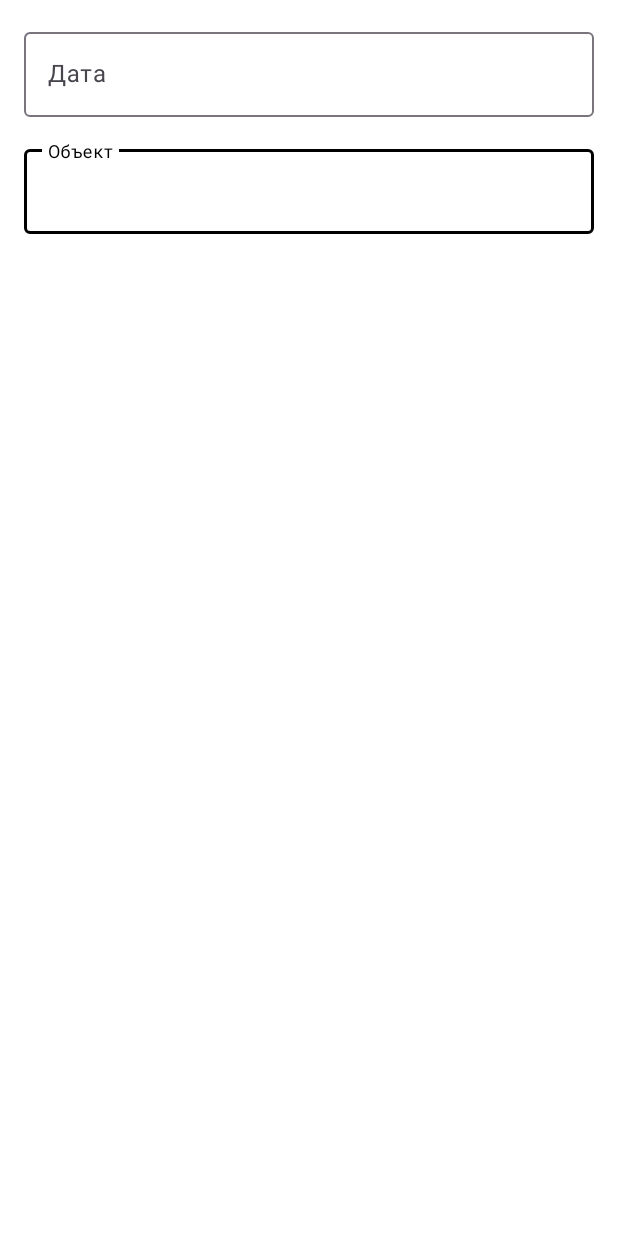
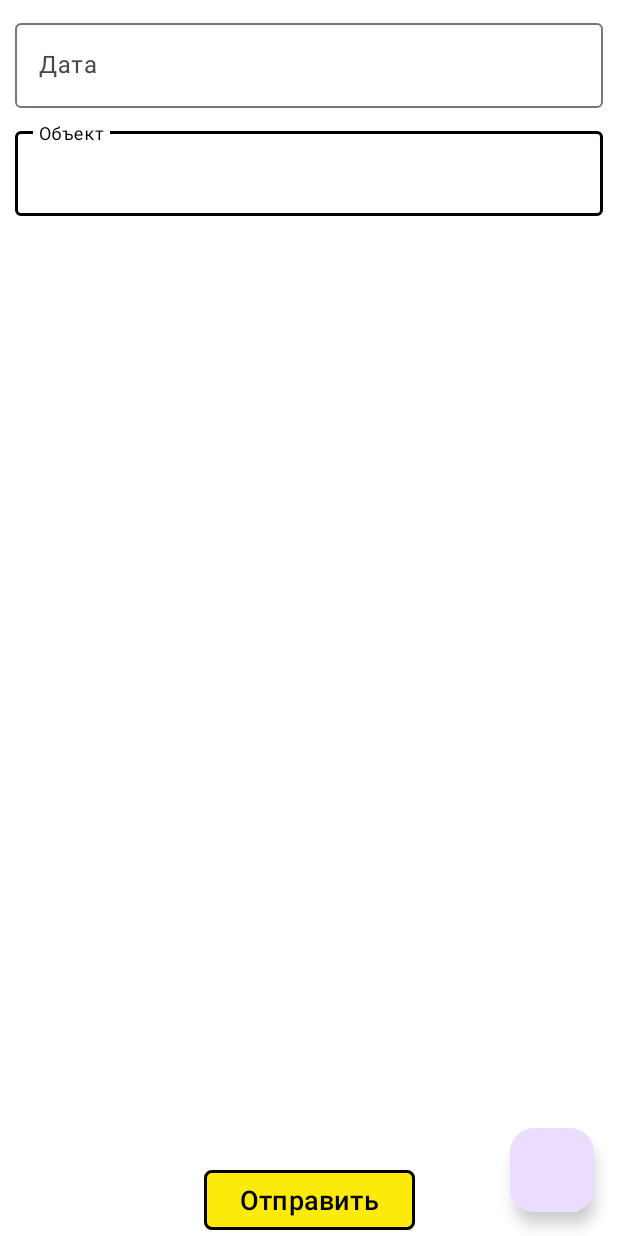
Before and after one commit to S0s0Combain/IvLineReporting, an Android app: the layout activity_input_data.xml on its own in the app's theme, with its tools: preview values and no code run, on a phone screen of 412 x 824 dp. Run offline under Robolectric (Android 15) with nearby library versions, the phone set to English and light mode, and no system bars.

Commit message:
Добавлено взаимодействие с фрагментом ввода часов (верстка, добалвение новой формы ввода)

```diff
--- a/app/src/main/res/layout/activity_input_data.xml
+++ b/app/src/main/res/layout/activity_input_data.xml
@@ -19,7 +19,7 @@
             app:layout_constraintEnd_toEndOf="parent"
             app:layout_constraintStart_toStartOf="parent"
             app:layout_constraintTop_toTopOf="parent"
-            android:layout_margin="16dp">
+            android:layout_margin="10dp">
 
             <com.google.android.material.textfield.TextInputEditText
                 android:id="@+id/dateEditText"
@@ -38,7 +38,7 @@
             app:layout_constraintEnd_toEndOf="parent"
             app:layout_constraintStart_toStartOf="parent"
             app:layout_constraintTop_toBottomOf="@+id/textInputLayout3"
-            android:layout_margin="16dp">
+            android:layout_margin="10dp">
 
             <com.google.android.material.textfield.TextInputEditText
                 android:layout_width="match_parent"
@@ -50,9 +50,25 @@
             android:id="@+id/fragmentContainer"
             android:layout_width="0dp"
             android:layout_height="0dp"
-            app:layout_constraintBottom_toBottomOf="parent"
+            app:layout_constraintBottom_toTopOf="@+id/addWorkerButton"
             app:layout_constraintEnd_toEndOf="parent"
             app:layout_constraintStart_toStartOf="parent"
             app:layout_constraintTop_toBottomOf="@+id/textInputLayout4" />
+        <com.google.android.material.floatingactionbutton.FloatingActionButton
+            android:id="@+id/addWorkerButton"
+            android:layout_width="wrap_content"
+            android:layout_height="wrap_content"
+            android:layout_margin="16dp"
+            app:layout_constraintBottom_toBottomOf="parent"
+            app:layout_constraintEnd_toEndOf="parent" />
+
+        <com.google.android.material.button.MaterialButton
+            style="@style/AppButtonStyle"
+            android:layout_width="wrap_content"
+            android:layout_height="wrap_content"
+            android:text="@string/send"
+            app:layout_constraintBottom_toBottomOf="parent"
+            app:layout_constraintEnd_toEndOf="parent"
+            app:layout_constraintStart_toStartOf="parent" />
     </androidx.constraintlayout.widget.ConstraintLayout>
 </ScrollView>
--- a/app/src/main/res/values/strings.xml
+++ b/app/src/main/res/values/strings.xml
@@ -6,4 +6,5 @@
     <string name="select">Выбрать</string>
     <string name="date">Дата</string>
     <string name="Object">Объект</string>
+    <string name="send">Отправить</string>
 </resources>
```
Also changed, not shown: app/src/main/java/com/example/ivlinereporting/WorkingHoursReportFragment.kt (+40 -1 lines), app/src/main/res/layout/fragment_working_hours_report.xml (+13 -7 lines), app/src/main/res/layout/worker_layout.xml (added, +20 -0 lines).
